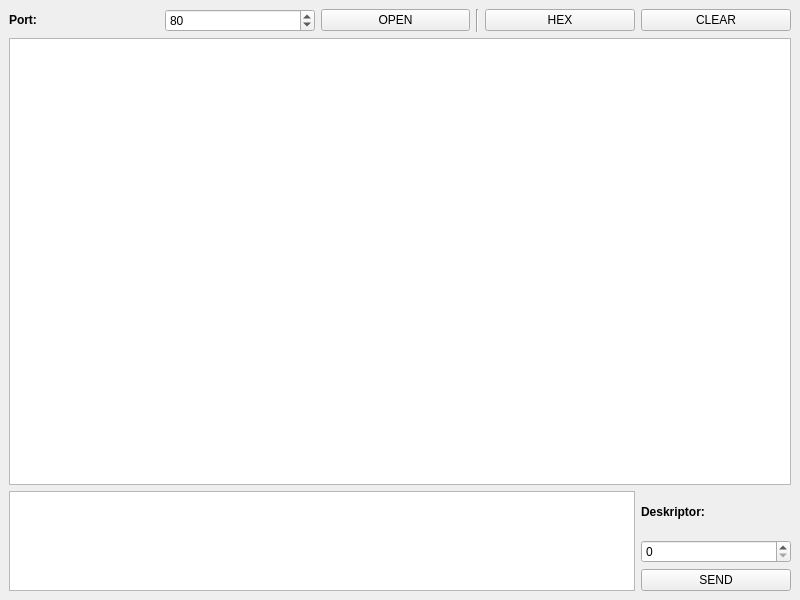
Old version of the form src/mainwindow.ui in the repository DrSmyrke/TCP_DEV_SERVER.
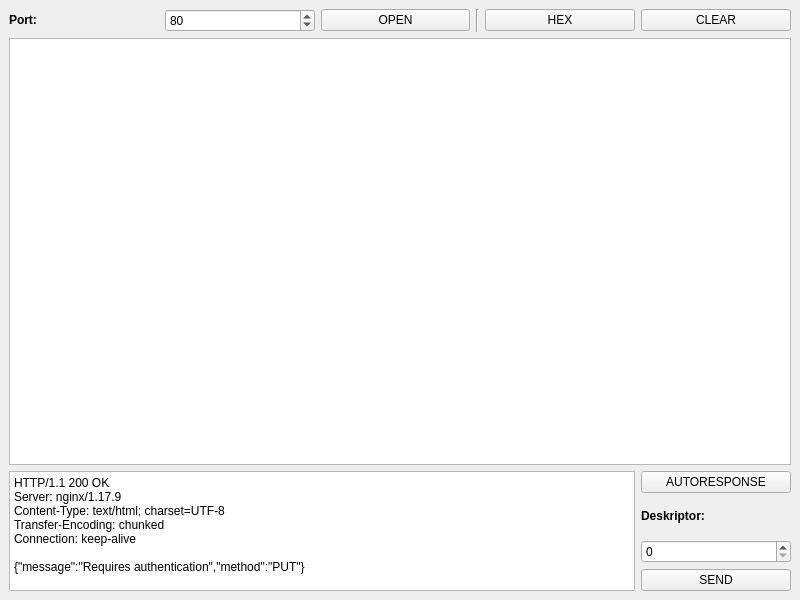
New version of the form.

Diff of the .ui file:
```diff
--- a/src/mainwindow.ui
+++ b/src/mainwindow.ui
@@ -77,6 +77,16 @@
     </item>
     <item row="2" column="5">
      <layout class="QVBoxLayout" name="verticalLayout">
+      <item>
+       <widget class="QPushButton" name="autosendB">
+        <property name="text">
+         <string>AUTORESPONSE</string>
+        </property>
+        <property name="checkable">
+         <bool>true</bool>
+        </property>
+       </widget>
+      </item>
       <item>
        <widget class="QLabel" name="label_2">
         <property name="text">
@@ -105,17 +115,23 @@
       <property name="minimumSize">
        <size>
         <width>0</width>
-        <height>100</height>
+        <height>120</height>
        </size>
       </property>
       <property name="maximumSize">
        <size>
         <width>16777215</width>
-        <height>100</height>
+        <height>120</height>
        </size>
       </property>
       <property name="plainText">
-       <string/>
+       <string>HTTP/1.1 200 OK
+Server: nginx/1.17.9
+Content-Type: text/html; charset=UTF-8
+Transfer-Encoding: chunked
+Connection: keep-alive
+
+{&quot;message&quot;:&quot;Requires authentication&quot;,&quot;method&quot;:&quot;PUT&quot;}</string>
       </property>
       <property name="placeholderText">
        <string>Response</string>
```
